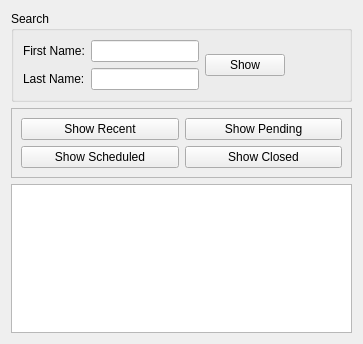
lansdon/cpts483_drc, file drc/gui/mediationbrowser.ui: the form before one commit.
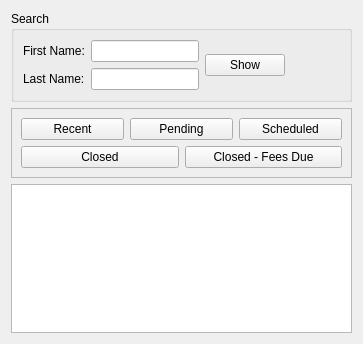
The form after the commit.

Commit message: Closed - Fees Due:   Adds mediator event keys. Stubbed out BL function to pass it to db. Added new filter button to gui. Just need DB to catch the event and return a vector! (it's magic!)

Patch:
```diff
--- a/drc/gui/mediationbrowser.ui
+++ b/drc/gui/mediationbrowser.ui
@@ -90,7 +90,7 @@
         <item>
          <widget class="QPushButton" name="recentButton">
           <property name="text">
-           <string>Show Recent</string>
+           <string>Recent</string>
           </property>
           <property name="checkable">
            <bool>true</bool>
@@ -100,7 +100,17 @@
         <item>
          <widget class="QPushButton" name="pendingButton">
           <property name="text">
-           <string>Show Pending</string>
+           <string>Pending</string>
+          </property>
+          <property name="checkable">
+           <bool>true</bool>
+          </property>
+         </widget>
+        </item>
+        <item>
+         <widget class="QPushButton" name="scheduledButton">
+          <property name="text">
+           <string>Scheduled</string>
           </property>
           <property name="checkable">
            <bool>true</bool>
@@ -111,20 +121,20 @@
       </item>
       <item>
        <layout class="QHBoxLayout" name="horizontalLayout_4">
-        <item>
-         <widget class="QPushButton" name="scheduledButton">
-          <property name="text">
-           <string>Show Scheduled</string>
-          </property>
-          <property name="checkable">
-           <bool>true</bool>
-          </property>
-         </widget>
-        </item>
         <item>
          <widget class="QPushButton" name="closedButton">
           <property name="text">
-           <string>Show Closed</string>
+           <string>Closed</string>
+          </property>
+          <property name="checkable">
+           <bool>true</bool>
+          </property>
+         </widget>
+        </item>
+        <item>
+         <widget class="QPushButton" name="closedFeesDueButton">
+          <property name="text">
+           <string>Closed - Fees Due</string>
           </property>
           <property name="checkable">
            <bool>true</bool>
```
The commit also changes 6 other files.
